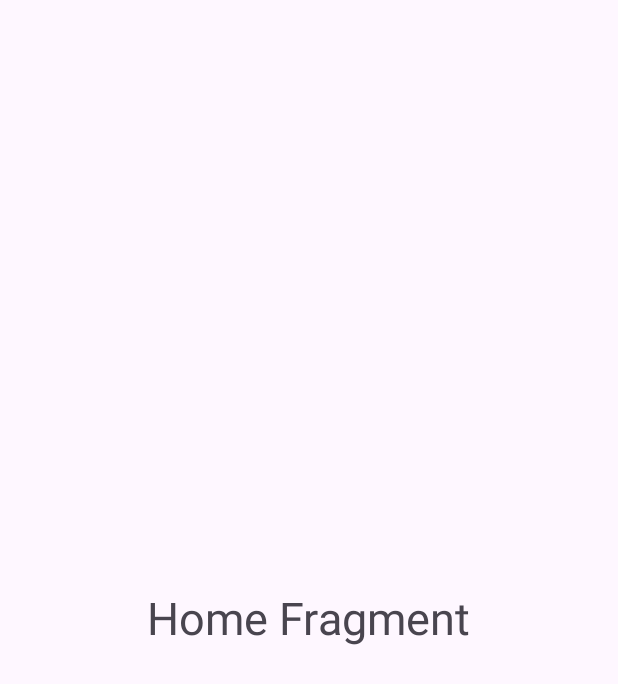
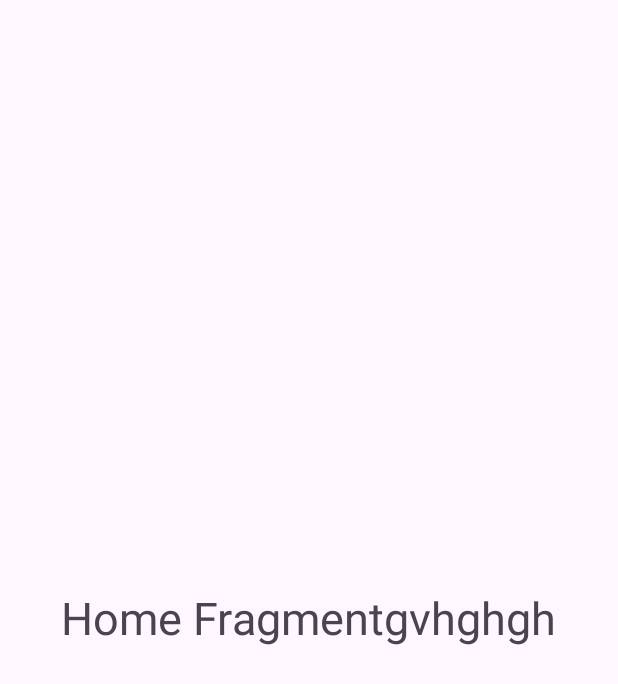
Before and after one commit to Arannnx/Bottom-Nav, an Android app: the layout fragment_home.xml on its own in the app's theme, with its tools: preview values and no code run, on a phone screen of 412 x 824 dp. Shown: the top 684 px of the screen. Run offline under Robolectric (Android 15) with nearby library versions, the phone set to English and light mode, and no system bars.

Commit message:
Change the text

```diff
--- a/app/src/main/res/layout/fragment_home.xml
+++ b/app/src/main/res/layout/fragment_home.xml
@@ -9,7 +9,7 @@
     <TextView
         android:layout_width="wrap_content"
         android:layout_height="wrap_content"
-        android:text="Home Fragment"
+        android:text="Home Fragmentgvhghgh"
         android:layout_gravity="center"
         android:textSize="30sp"/>
 
```
